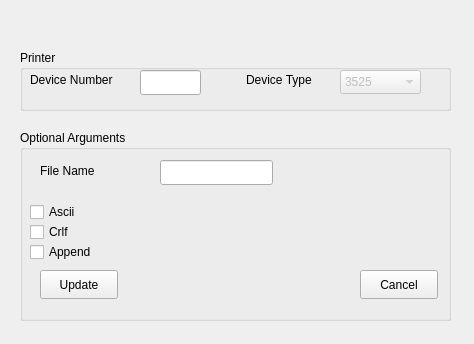
Above: HerculesStudio/HercConfiguration/PunchProperties.ui from fsword7/hercgui before the change. Below: the same form after it.
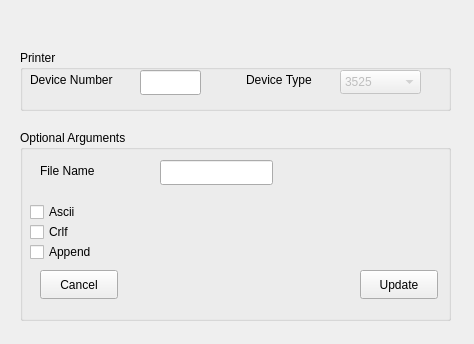
That is the form after the change.

```diff
--- a/HerculesStudio/HercConfiguration/PunchProperties.ui
+++ b/HerculesStudio/HercConfiguration/PunchProperties.ui
@@ -126,7 +126,7 @@
    <widget class="QPushButton" name="OKButton">
     <property name="geometry">
      <rect>
-      <x>20</x>
+      <x>340</x>
       <y>140</y>
       <width>78</width>
       <height>29</height>
@@ -139,7 +139,7 @@
    <widget class="QPushButton" name="cancelButton">
     <property name="geometry">
      <rect>
-      <x>340</x>
+      <x>20</x>
       <y>140</y>
       <width>78</width>
       <height>29</height>
```
